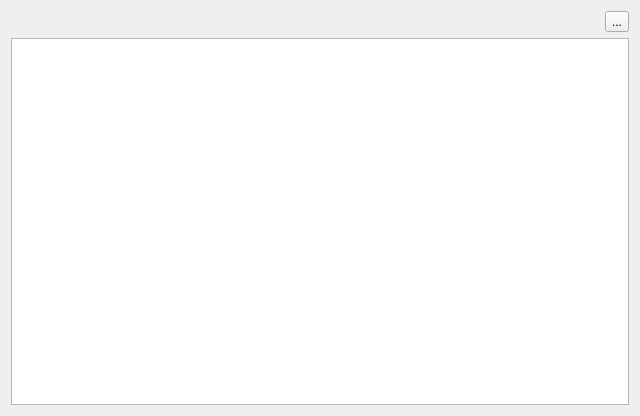
First picture: the form in dialog.ui, repository MrTrojan52/MERAGui, before the edit.
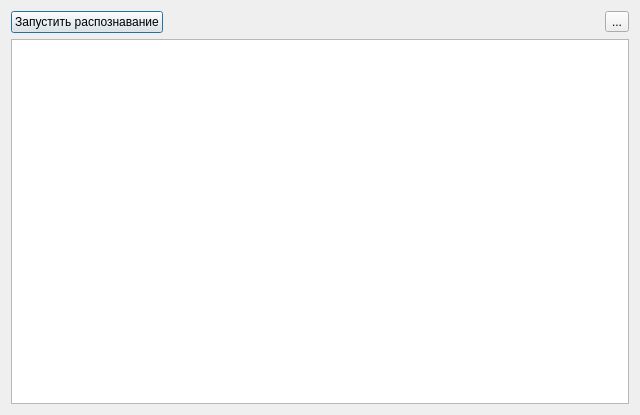
Second picture: the form after the edit. Icons and pictures are not drawn.

Commit message: Added recognize start/stop button

Diff of the .ui file:
```diff
--- a/dialog.ui
+++ b/dialog.ui
@@ -7,13 +7,40 @@
     <x>0</x>
     <y>0</y>
     <width>640</width>
-    <height>416</height>
+    <height>415</height>
    </rect>
   </property>
   <property name="windowTitle">
    <string>Dialog</string>
   </property>
   <layout class="QVBoxLayout" name="verticalLayout">
+   <item>
+    <layout class="QHBoxLayout" name="horizontalLayout_2">
+     <property name="leftMargin">
+      <number>0</number>
+     </property>
+     <property name="topMargin">
+      <number>0</number>
+     </property>
+     <property name="rightMargin">
+      <number>0</number>
+     </property>
+     <property name="bottomMargin">
+      <number>0</number>
+     </property>
+     <item alignment="Qt::AlignLeft">
+      <widget class="QPushButton" name="psbStartRecognize">
+       <property name="text">
+        <string>Запустить распознавание</string>
+       </property>
+       <property name="checkable">
+        <bool>true</bool>
+       </property>
+       <property name="flat">
+        <bool>false</bool>
+       </property>
+      </widget>
+     </item>
    <item alignment="Qt::AlignRight">
     <widget class="QToolButton" name="tbRecognizeSettings">
      <property name="cursor">
@@ -30,6 +57,8 @@
        <normaloff>../../../Изображения/gear.png</normaloff>../../../Изображения/gear.png</iconset>
      </property>
     </widget>
+     </item>
+    </layout>
    </item>
    <item>
     <widget class="QTextEdit" name="editLog"/>
```
Lines whose indentation alone changed are shown as unchanged. The commit also changes 5 other files.
